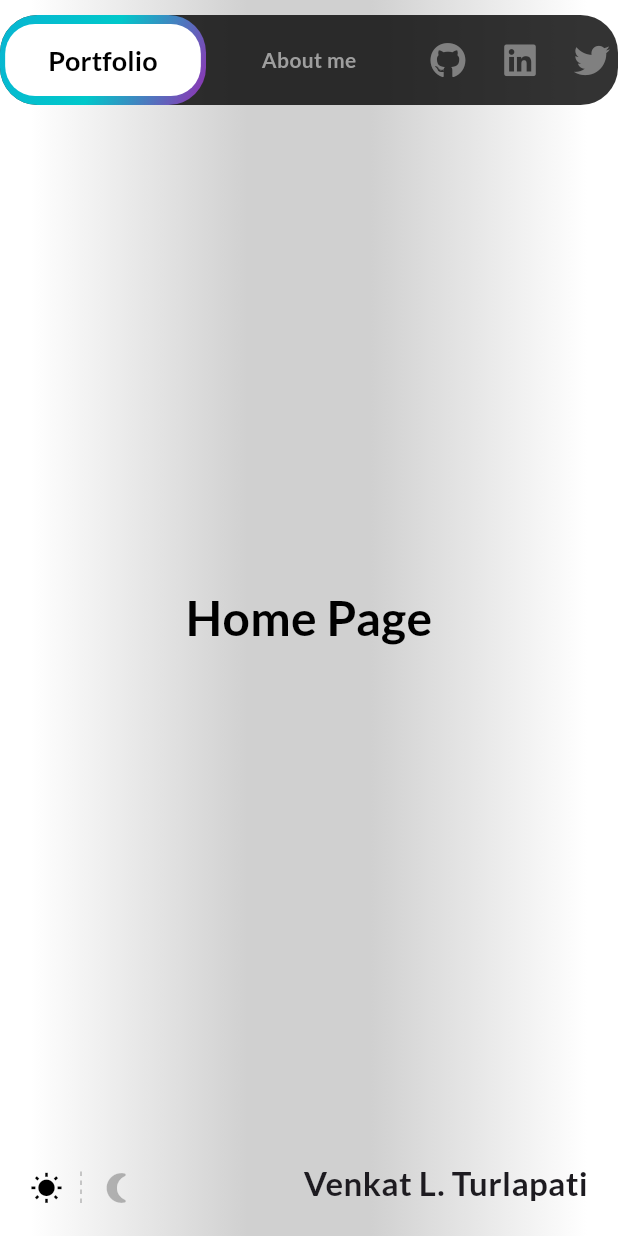
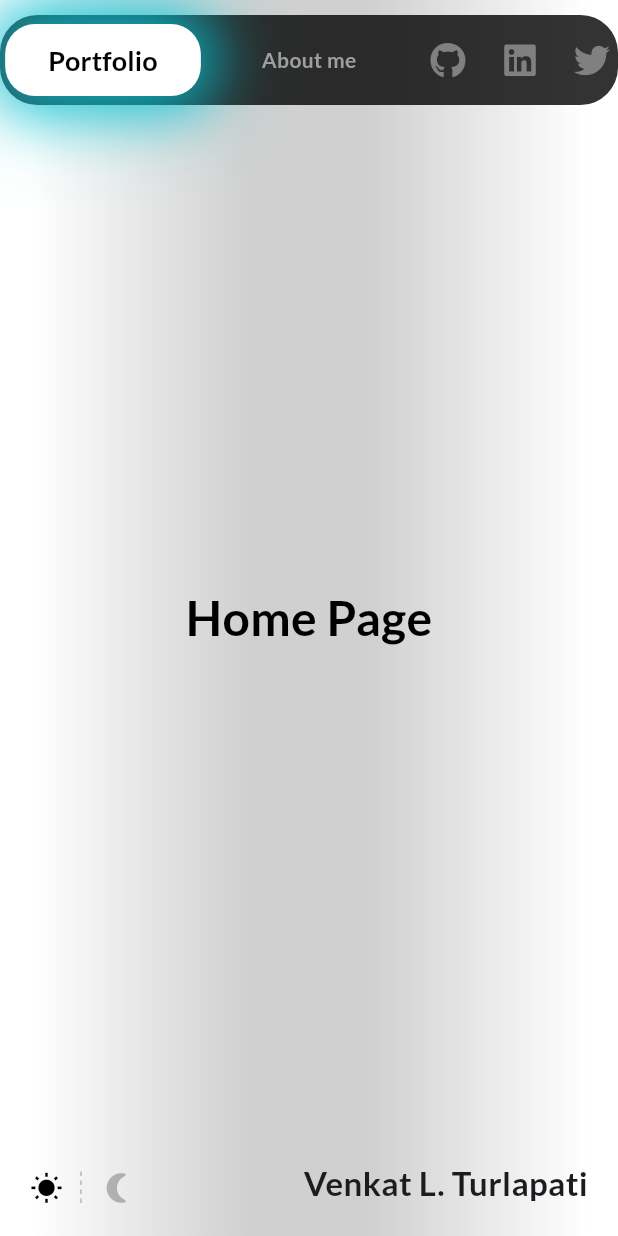
Before and after one commit to LakshmanTurlapati/Portfolio, a Flutter app: the screen it shows after launch, on a phone screen of 412 x 824 dp. Run offline on Flutter 3.47's test engine with Material 3 defaults, Android fonts, the phone set to English and light mode, and no system bars; our stand-ins replace font_awesome_flutter, google_fonts.

Commit message:
Commit: NavBar Implementation Draft 2

```diff
--- a/lib/portfolio_button.dart
+++ b/lib/portfolio_button.dart
@@ -32,27 +32,32 @@ class _AnimatedGradientButtonState extends State<AnimatedGradientButton>
         return Stack(
           alignment: Alignment.center,
           children: [
-            // Glowing Gradient Background
+            // Dynamic Glowing Spread
             AnimatedBuilder(
               animation: _controller,
               builder: (context, child) {
+                final animatedColor1 = Color.lerp(
+                    Colors.purple, Colors.cyan, sin(_controller.value * pi))!;
+                final animatedColor2 = Color.lerp(
+                    Colors.cyan, Colors.blue, cos(_controller.value * pi))!;
+
                 return Container(
-                  width: constraints.maxWidth,
-                  height: constraints.maxHeight,
+                  width: constraints.maxWidth * 1, // Slightly larger for spread
+                  height: constraints.maxHeight * 1, // Slightly larger for spread
                   decoration: BoxDecoration(
-                    gradient: LinearGradient(
-                      begin: Alignment.topLeft,
-                      end: Alignment.bottomRight,
-                      colors: [
-                        Color.lerp(Colors.purple, Colors.cyan,
-                            sin(_controller.value * pi))!,
-                        Color.lerp(Colors.cyan, Colors.blue,
-                            cos(_controller.value * pi))!,
-                        Color.lerp(Colors.blue, Colors.purple,
-                            sin(_controller.value * pi))!,
-                      ],
-                    ),
-                    borderRadius: BorderRadius.circular(25),
+                    borderRadius: BorderRadius.circular(30),
+                    boxShadow: [
+                      BoxShadow(
+                        color: animatedColor1.withOpacity(0.7), // Dynamic glow color
+                        blurRadius: 30, // Blur for glow effect
+                        spreadRadius: 5, // Spread to create glowing halo
+                      ),
+                      BoxShadow(
+                        color: animatedColor2.withOpacity(0.5),
+                        blurRadius: 50,
+                        spreadRadius: 5,
+                      ),
+                    ],
                   ),
                 );
               },
@@ -65,8 +70,8 @@ class _AnimatedGradientButtonState extends State<AnimatedGradientButton>
               style: ElevatedButton.styleFrom(
                 backgroundColor: Colors.white, // Add a distinct background
                 shape: RoundedRectangleBorder(
-                  borderRadius: BorderRadius.circular(20), // Slightly smaller radius
-                  side: BorderSide(color: Colors.black.withOpacity(0), width: 0), // Add border
+                  borderRadius: BorderRadius.circular(20), // Button shape
+                  side: BorderSide(color: Colors.black.withOpacity(0), width: 0),
                 ),
                 shadowColor: Colors.transparent,
                 elevation: 5,
@@ -75,8 +80,8 @@ class _AnimatedGradientButtonState extends State<AnimatedGradientButton>
               child: Container(
                 alignment: Alignment.center,
                 constraints: BoxConstraints(
-                  maxWidth: constraints.maxWidth * 0.95, // Slightly smaller than gradient
-                  maxHeight: constraints.maxHeight * 0.8, // Slightly smaller than gradient
+                  maxWidth: constraints.maxWidth * 0.95, // Button size
+                  maxHeight: constraints.maxHeight * 0.8,
                 ),
                 child: const Text(
                   'Portfolio',
```
